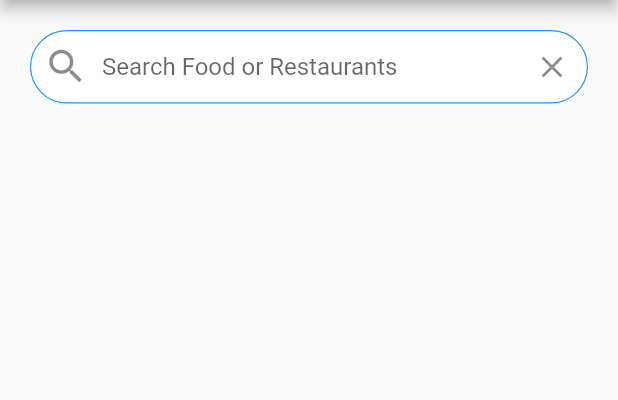
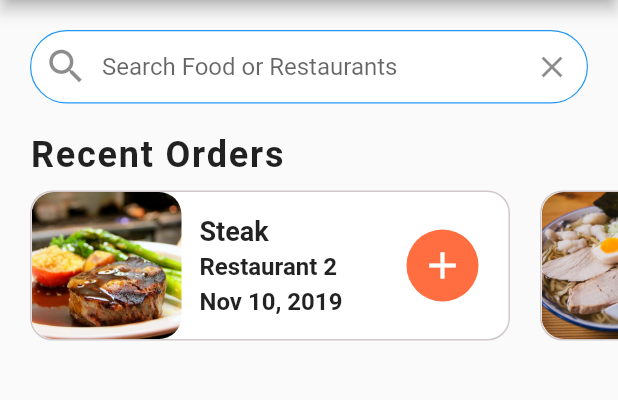
Before and after one commit to harshan92/Food_Delivery_UI, a Flutter app: the screen it shows after launch, on a phone screen of 412 x 824 dp, the part 84-484 px from its top. Run offline on Flutter 3.47's test engine with Material 2 defaults, Android fonts, the phone set to English and light mode, and no system bars.

Commit message:
added recent order widget

```diff
--- a/lib/screens/home_screens.dart
+++ b/lib/screens/home_screens.dart
@@ -1,5 +1,6 @@
 import 'package:flutter/material.dart';
 import '../data/data.dart';
+import '../widgets/recent_orders.dart';
 
 class HomeScreen extends StatefulWidget {
   @override
@@ -73,7 +74,8 @@ class _HomeScreenState extends State<HomeScreen> {
                   onPressed: () {},
                 )),
           ),
-        )
+        ),
+        RecentOrders(),
       ]),
     );
   }
--- /dev/null
+++ b/lib/widgets/recent_orders.dart
@@ -0,0 +1,121 @@
+import 'package:flutter/material.dart';
+import 'package:flutter/src/widgets/framework.dart';
+import 'package:flutter/src/widgets/placeholder.dart';
+import '../data/data.dart';
+import '../models/order.dart';
+
+class RecentOrders extends StatelessWidget {
+  const RecentOrders({super.key});
+
+  _buildRecentOrder(BuildContext context, Order order) {
+    return Container(
+      margin: EdgeInsets.all(10.0),
+      width: 320.0,
+      decoration: BoxDecoration(
+          color: Colors.white,
+          borderRadius: BorderRadius.circular(15.0),
+          border: Border.all(
+              width: 1.0, color: Color.fromARGB(255, 209, 201, 201))),
+      child: Row(
+        mainAxisAlignment: MainAxisAlignment.spaceBetween,
+        children: [
+          Expanded(
+            child: Row(
+              children: [
+                ClipRRect(
+                  borderRadius: BorderRadius.circular(15.0),
+                  child: Image(
+                    image: AssetImage(order.food.imageUrl),
+                    height: 100.0,
+                    width: 100,
+                    fit: BoxFit.cover,
+                  ),
+                ),
+                Expanded(
+                  child: Container(
+                    margin: EdgeInsets.all(12.0),
+                    child: Column(
+                      mainAxisAlignment: MainAxisAlignment.center,
+                      crossAxisAlignment: CrossAxisAlignment.start,
+                      children: [
+                        Text(
+                          order.food.name,
+                          style: TextStyle(
+                              fontSize: 18.0, fontWeight: FontWeight.bold),
+                          overflow: TextOverflow.ellipsis,
+                        ),
+                        SizedBox(
+                          height: 4.0,
+                        ),
+                        Text(
+                          order.restaurant.name,
+                          style: TextStyle(
+                              fontSize: 16.0, fontWeight: FontWeight.w600),
+                          overflow: TextOverflow.ellipsis,
+                        ),
+                        SizedBox(
+                          height: 4.0,
+                        ),
+                        Text(
+                          order.date,
+                          style: TextStyle(
+                              fontSize: 16.0, fontWeight: FontWeight.w600),
+                          overflow: TextOverflow.ellipsis,
+                        ),
+                      ],
+                    ),
+                  ),
+                ),
+              ],
+            ),
+          ),
+          Container(
+            margin: EdgeInsets.only(right: 20.0),
+            width: 48.0,
+            decoration: BoxDecoration(
+                color: Colors.deepOrangeAccent,
+                borderRadius: BorderRadius.circular(30.0)),
+            child: IconButton(
+              icon: Icon(Icons.add),
+              iconSize: 30.0,
+              color: Colors.white,
+              onPressed: () {},
+            ),
+          )
+        ],
+      ),
+    );
+  }
+
+  @override
+  Widget build(BuildContext context) {
+    return Column(
+      crossAxisAlignment: CrossAxisAlignment.start,
+      children: [
+        Padding(
+          padding: EdgeInsets.symmetric(horizontal: 20.0),
+          child: Text(
+            "Recent Orders",
+            style: TextStyle(
+                fontSize: 24.0,
+                fontWeight: FontWeight.w600,
+                letterSpacing: 1.2),
+          ),
+        ),
+        Container(
+          height: 120.0,
+          child: ListView.builder(
+            physics: BouncingScrollPhysics(),
+            padding: EdgeInsets.only(left: 10.0),
+            scrollDirection: Axis.horizontal,
+            itemCount: currentUser.orders.length,
+            itemBuilder: (BuildContext context, index) {
+              var order = currentUser.orders[index];
+              return _buildRecentOrder(context, order);
+            },
+          ),
+        )
+      ],
+    );
+  }
+}
```
